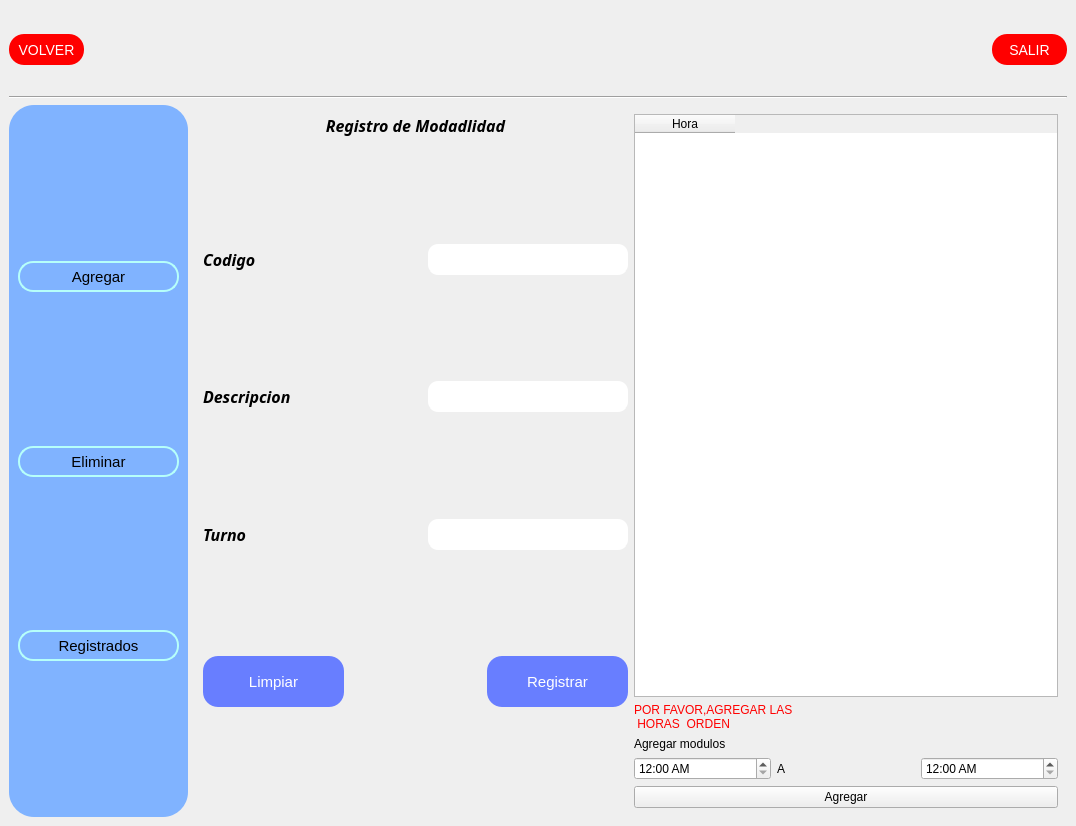
Reinaldito04/IUTA----HORARIOS, file ui/modalidad.ui: the form before one commit.
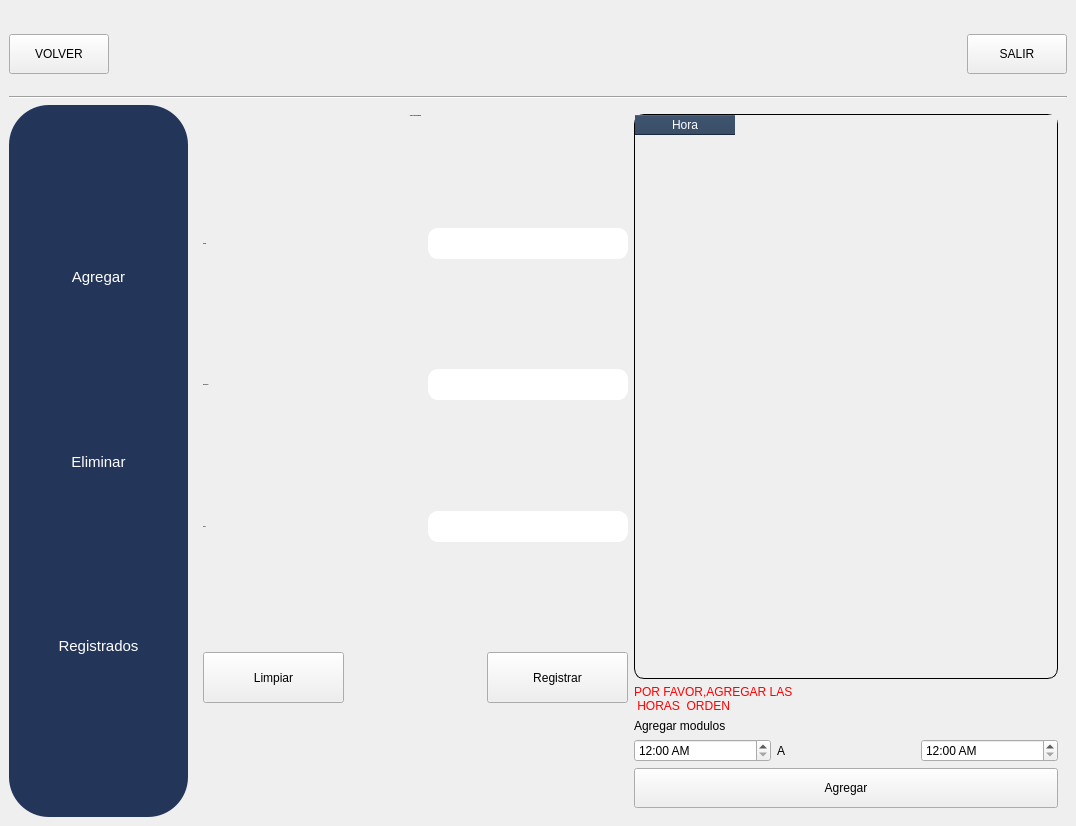
The form after the commit. The open tabs and pages were chosen to show the change. Icons and pictures are not drawn.

```diff
--- a/ui/modalidad.ui
+++ b/ui/modalidad.ui
@@ -13,6 +13,21 @@
   <property name="windowTitle">
    <string>MainWindow</string>
   </property>
+  <property name="styleSheet">
+   <string notr="true">
+QFrame{
+background-color:#D9D9D9;
+}
+QLineEdit{
+background-color: #7E94Bf;
+}
+QLabel{
+font-size:15px;
+color:#111626;
+}
+font-size:14px;
+</string>
+  </property>
   <widget class="QWidget" name="centralwidget">
    <layout class="QVBoxLayout" name="verticalLayout">
     <item>
@@ -21,8 +36,8 @@
        <widget class="QPushButton" name="bt_salir_2">
         <property name="minimumSize">
          <size>
-          <width>75</width>
-          <height>31</height>
+          <width>100</width>
+          <height>40</height>
          </size>
         </property>
         <property name="maximumSize">
@@ -32,10 +47,16 @@
          </size>
         </property>
         <property name="styleSheet">
-         <string notr="true">background-color:red;
+         <string notr="true">QPushButton{
+background-color:#253b59;
 color:white;
 font-size:14px;
-border-radius:15px;</string>
+border-radius:15px;
+}
+QPushButton::Hover{
+background-color:#637aa6;
+}
+font-size:15px;</string>
         </property>
         <property name="text">
          <string>VOLVER</string>
@@ -109,8 +130,8 @@
        <widget class="QPushButton" name="bt_salir">
         <property name="minimumSize">
          <size>
-          <width>75</width>
-          <height>31</height>
+          <width>100</width>
+          <height>40</height>
          </size>
         </property>
         <property name="maximumSize">
@@ -120,10 +141,16 @@
          </size>
         </property>
         <property name="styleSheet">
-         <string notr="true">background-color:red;
+         <string notr="true">QPushButton{
+background-color:#253b59;
 color:white;
 font-size:14px;
-border-radius:15px;</string>
+border-radius:15px;
+}
+QPushButton::Hover{
+background-color:#637aa6;
+}
+font-size:15px;</string>
         </property>
         <property name="text">
          <string>SALIR</string>
@@ -144,8 +171,18 @@
       <item>
        <widget class="QFrame" name="frame_2">
         <property name="styleSheet">
-         <string notr="true">background-color:rgb(128, 179, 255);
-border-radius:25px;</string>
+         <string notr="true">QFrame{
+background-color:#233559;
+border-radius:40px;
+}
+QPushButton{
+background-color:#233559;
+color:#FFF;
+border-radius:15px;
+}
+QPushButton::Hover{
+background-color: #637aa6 ;
+}</string>
         </property>
         <property name="frameShape">
          <enum>QFrame::StyledPanel</enum>
@@ -185,7 +222,7 @@
              </property>
              <property name="styleSheet">
               <string notr="true">font-size:15px;
-border:2px solid rgb(182, 255, 250);
+
 border-radius:15px;</string>
              </property>
              <property name="text">
@@ -232,7 +269,7 @@
              </property>
              <property name="styleSheet">
               <string notr="true">font-size:15px;
-border:2px solid rgb(182, 255, 250);
+
 border-radius:15px;</string>
              </property>
              <property name="text">
@@ -279,7 +316,7 @@
              </property>
              <property name="styleSheet">
               <string notr="true">font-size:15px;
-border:2px solid rgb(182, 255, 250);
+
 border-radius:15px;</string>
              </property>
              <property name="text">
@@ -871,7 +908,7 @@
               <property name="font">
                <font>
                 <family>Hack Nerd Font Mono</family>
-                <pointsize>12</pointsize>
+                <pointsize>-1</pointsize>
                 <weight>75</weight>
                 <italic>true</italic>
                 <bold>true</bold>
@@ -908,7 +945,7 @@
                 <property name="font">
                  <font>
                   <family>Hack Nerd Font Mono</family>
-                  <pointsize>12</pointsize>
+                  <pointsize>-1</pointsize>
                   <weight>75</weight>
                   <italic>true</italic>
                   <bold>true</bold>
@@ -982,7 +1019,7 @@
                 <property name="font">
                  <font>
                   <family>Hack Nerd Font Mono</family>
-                  <pointsize>12</pointsize>
+                  <pointsize>-1</pointsize>
                   <weight>75</weight>
                   <italic>true</italic>
                   <bold>true</bold>
@@ -1060,7 +1097,7 @@
                 <property name="font">
                  <font>
                   <family>Hack Nerd Font Mono</family>
-                  <pointsize>12</pointsize>
+                  <pointsize>-1</pointsize>
                   <weight>75</weight>
                   <italic>true</italic>
                   <bold>true</bold>
@@ -1144,15 +1181,16 @@
                  </size>
                 </property>
                 <property name="styleSheet">
-                 <string notr="true">QPushButton{border-radius:15px;
+                 <string notr="true">QPushButton{
+background-color:#253b59;
 color:white;
-font-size:15px;
-background-color: rgb(104, 126, 255);
+font-size:14px;
+border-radius:15px;
 }
-QPushButton:hover{
-background-color:rgba(0,0,0,0.5);
-font-size:18px;
-}</string>
+QPushButton::Hover{
+background-color:#637aa6;
+}
+font-size:15px;</string>
                 </property>
                 <property name="text">
                  <string>Limpiar</string>
@@ -1187,15 +1225,16 @@
                  </size>
                 </property>
                 <property name="styleSheet">
-                 <string notr="true">QPushButton{border-radius:15px;
+                 <string notr="true">QPushButton{
+background-color:#253b59;
 color:white;
-font-size:15px;
-background-color: rgb(104, 126, 255);
+font-size:14px;
+border-radius:15px;
 }
-QPushButton:hover{
-background-color:rgba(0,0,0,0.5);
-font-size:18px;
-}</string>
+QPushButton::Hover{
+background-color:#637aa6;
+}
+font-size:15px;</string>
                 </property>
                 <property name="text">
                  <string>Registrar</string>
@@ -1242,6 +1281,44 @@
                   <height>16777215</height>
                  </size>
                 </property>
+                <property name="styleSheet">
+                 <string notr="true">QTableWidget {
+                background-color: transparent;
+                border: 1px solid black;
+                border-radius: 10px;
+            }
+
+            QTableWidget QHeaderView::section {
+                background-color: #253b59;
+                color: #fff;
+                border-bottom: 2px solid white;
+            }
+
+            QTableWidget QHeaderView::section:first {
+                border-top-left-radius: 10px;
+            }
+
+            QTableWidget QHeaderView::section:last {
+                border-top-right-radius: 10px;
+            }
+
+            QTableWidget QTableCornerButton::section {
+                background-color: #63b6bf;
+                border-top-left-radius: 10px;
+            }
+
+            QTableWidget::item {
+                background-color: #63b6bf;
+                color: #111626;
+                border-bottom: 1px solid black;
+                padding: 5px;
+            }
+
+            QTableWidget::item:selected {
+                background-color: #b6ecf2;
+                color: #111626;
+            }</string>
+                </property>
                 <column>
                  <property name="text">
                   <string>Hora</string>
@@ -1314,6 +1391,24 @@
                 </item>
                 <item>
                  <widget class="QPushButton" name="bt_aggHora">
+                  <property name="minimumSize">
+                   <size>
+                    <width>0</width>
+                    <height>40</height>
+                   </size>
+                  </property>
+                  <property name="styleSheet">
+                   <string notr="true">QPushButton{
+background-color:#253b59;
+color:white;
+font-size:14px;
+border-radius:15px;
+}
+QPushButton::Hover{
+background-color:#637aa6;
+}
+font-size:15px;</string>
+                  </property>
                   <property name="text">
                    <string>Agregar</string>
                   </property>
```
Left out of the diff: 102 changed lines with no effect on the pictures.
